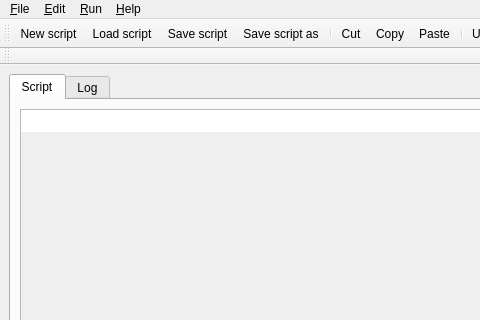
This is cct/qtgui/measurement/scripteditor/scripteditor.ui in awacha/cct as Qt 5 draws it before an edit; both pictures show x 0 to 480 and y 0 to 320 of the 800 by 600 pixel window. The edited form follows.
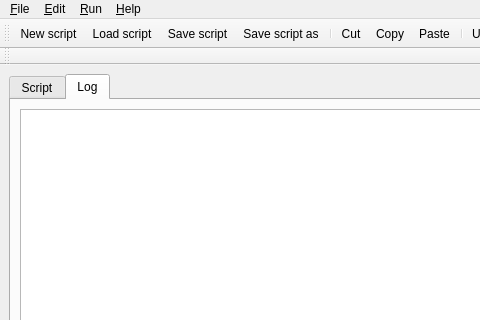
This is the edited form. The open tabs and pages were chosen to show the change. Icons and pictures are not drawn.

The edit to the form file:
```diff
--- a/cct/qtgui/measurement/scripteditor/scripteditor.ui
+++ b/cct/qtgui/measurement/scripteditor/scripteditor.ui
@@ -24,7 +24,7 @@
       <property name="currentIndex">
        <number>0</number>
       </property>
-      <widget class="QWidget" name="log">
+      <widget class="QWidget" name="script">
        <attribute name="icon">
         <iconset resource="../../../resource/icons/icons.qrc">
          <normaloff>:/icons/script.svg</normaloff>:/icons/script.svg</iconset>
```
Left out of the diff: 2 changed lines with no effect on the pictures.
